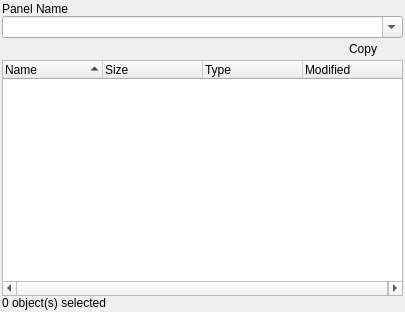
Above: source/client/ui/file_panel.ui from dchapyshev/aspia before the change. Below: the same form after it.
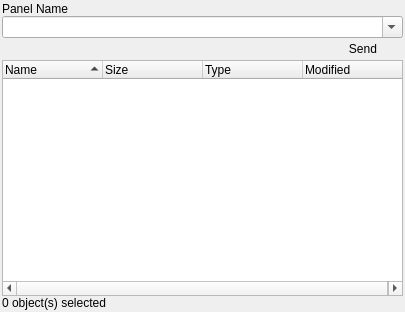
That is the form after the change. Icons and pictures are not drawn. Custom widgets are drawn as their Qt base class.

Diff of the .ui file:
```diff
--- a/source/client/ui/file_panel.ui
+++ b/source/client/ui/file_panel.ui
@@ -190,7 +190,7 @@
          <enum>Qt::LeftToRight</enum>
         </property>
         <property name="text">
-         <string>Copy</string>
+         <string>Send</string>
         </property>
         <property name="icon">
          <iconset resource="../../resources/resources.qrc">
```
Left out of the diff: 5 changed lines with no effect on the pictures.
